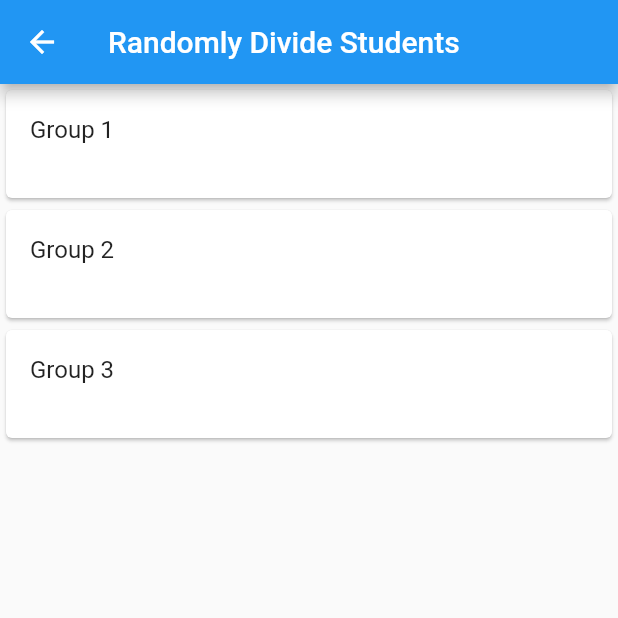
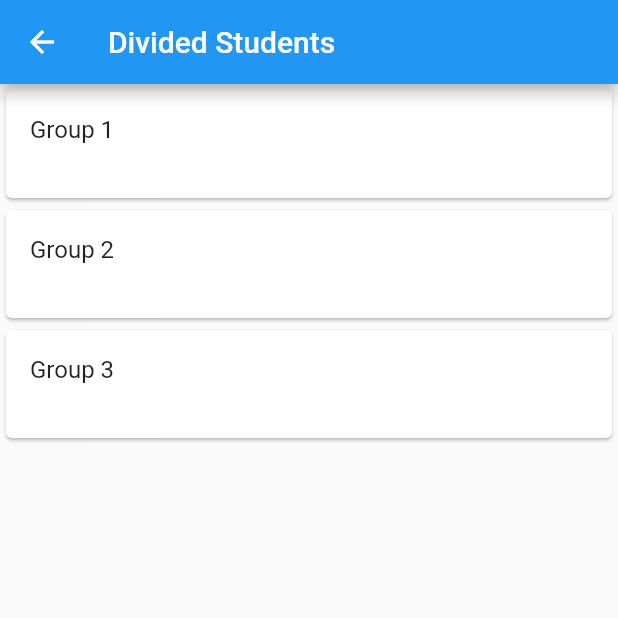
Before and after one commit to MalinduPeiris/flutter_student_devider, a Flutter app: the screen it shows after launch, after a tap on "Login to student devide app", after a tap on "Divide to group", on a phone screen of 412 x 824 dp, the top half of it. Run offline on Flutter 3.47's test engine with Material 2 defaults, Android fonts, the phone set to English and light mode, and no system bars.

Commit message:
update again

```diff
--- a/lib/group_maker.dart
+++ b/lib/group_maker.dart
@@ -147,7 +147,7 @@ class GroupsPage extends StatelessWidget {
   Widget build(BuildContext context) {
     return Scaffold(
       appBar: AppBar(
-        title: const Text('Randomly Divide Students'),
+        title: const Text('Divided Students'),
       ),
       body: ListView.builder(
         itemCount: dividedGroups.length,
```
